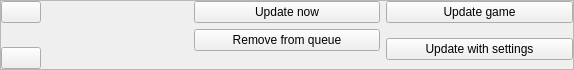
Qt form rare/ui/components/tabs/downloads/download_widget.ui (RareDevs/Rare) before a commit.
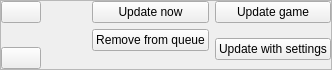
The same form after that commit.

Diff of the .ui file:
```diff
--- a/rare/ui/components/tabs/downloads/download_widget.ui
+++ b/rare/ui/components/tabs/downloads/download_widget.ui
@@ -6,7 +6,7 @@
    <rect>
     <x>0</x>
     <y>0</y>
-    <width>574</width>
+    <width>332</width>
     <height>70</height>
    </rect>
   </property>
```
